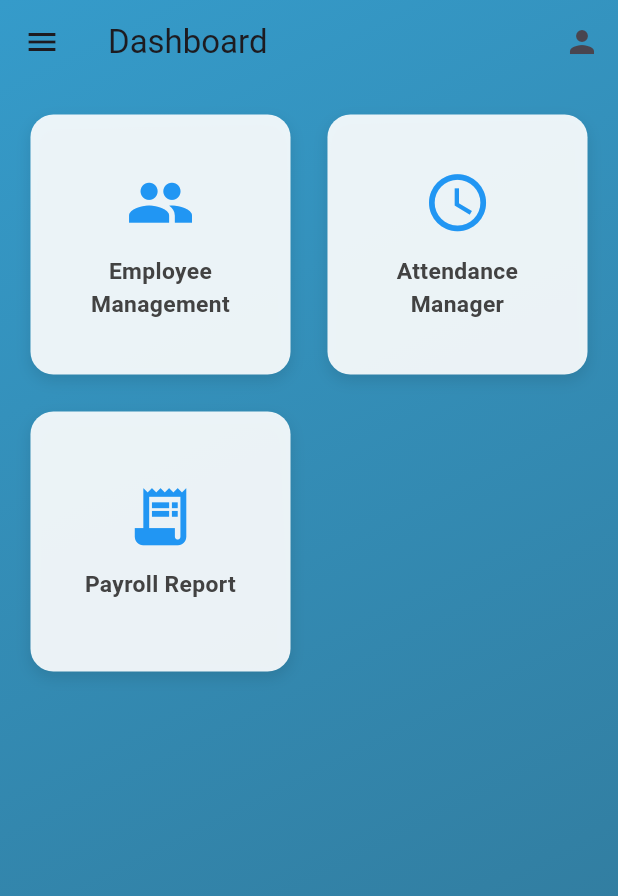
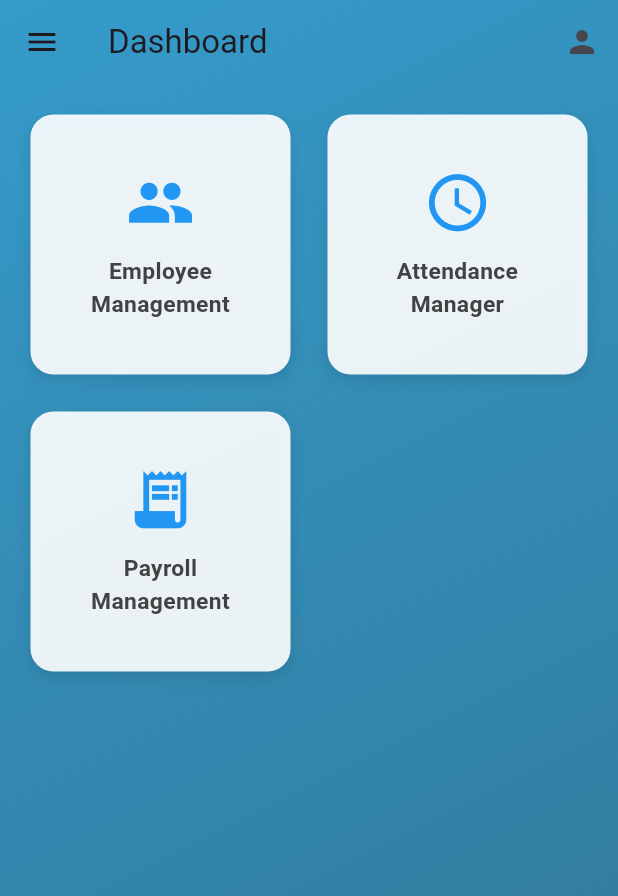
Before and after one commit to DextMendoza/hotellink-finalappdev, a Flutter app: the Dashboard screen opened by its route, on a phone screen of 412 x 824 dp. Shown: the top 896 px of the screen. Run offline on Flutter 3.47's test engine with Material 3 defaults, Android fonts, the phone set to English and light mode, and no system bars; our stand-ins replace flutter_secure_storage, shared_preferences; accounts and stored records are empty.

Commit message:
Update dashboard.dart

```diff
--- a/lib/screens/dashboard.dart
+++ b/lib/screens/dashboard.dart
@@ -73,7 +73,7 @@ class _DashboardState extends State<Dashboard> {
                   ),
                   _AnimatedTile(
                     icon: Icons.receipt_long,
-                    label: 'Payroll Report',
+                    label: 'Payroll Management',
                     onTap: () => Navigator.push(
                       context,
                       MaterialPageRoute(builder: (context) => const PayrollReport()),
```
